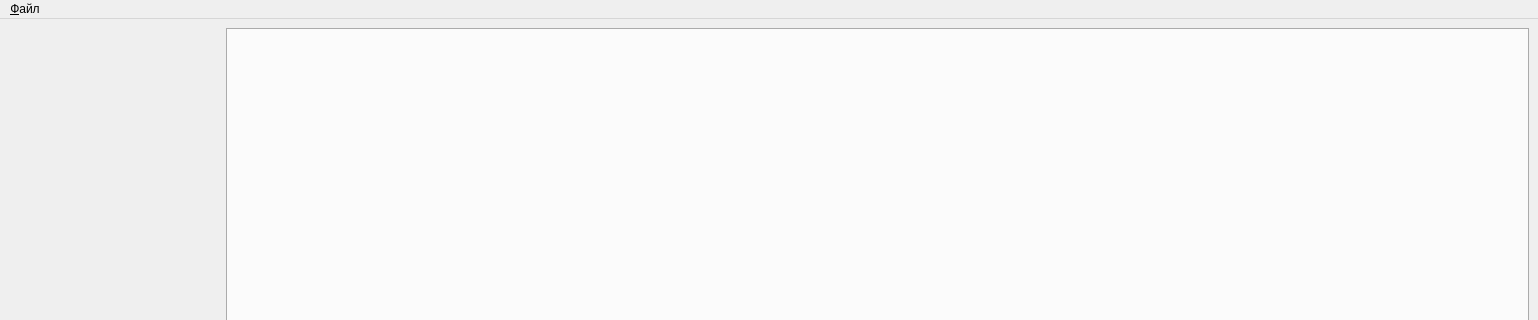
Before: the Qt Designer form mainwindow.ui in igrekus/psm_digital_measure, drawn with Qt 5; both pictures show x 0 to 1538 and y 0 to 320 of the 1538 by 672 pixel window.
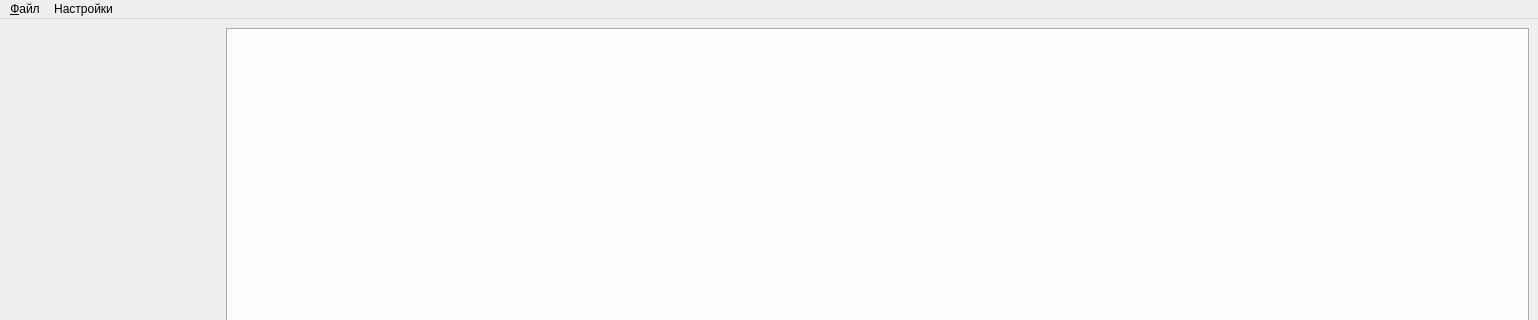
After: the same form once the commit is applied.

Commit message: FEAT: add settings menu

```diff
--- a/mainwindow.ui
+++ b/mainwindow.ui
@@ -59,7 +59,14 @@
     </property>
     <addaction name="actExit"/>
    </widget>
+   <widget class="QMenu" name="menu_2">
+    <property name="title">
+     <string>Настройки</string>
+    </property>
+    <addaction name="actParams"/>
+   </widget>
    <addaction name="menu"/>
+   <addaction name="menu_2"/>
   </widget>
   <widget class="QStatusBar" name="statusbar"/>
   <action name="actExit">
```
Left out of the diff: 5 changed lines with no effect on the pictures. The commit also changes 2 other files.
